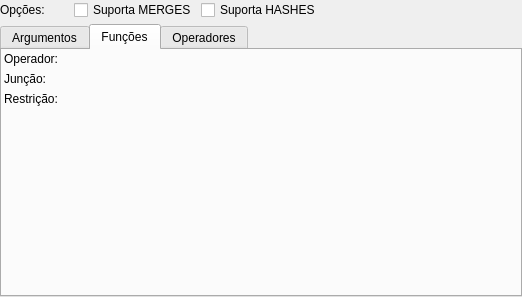
First picture: the form in pgmodeler_ui/ui/operadorwidget.ui, repository erdincay/pgmodeler-old, before the edit.
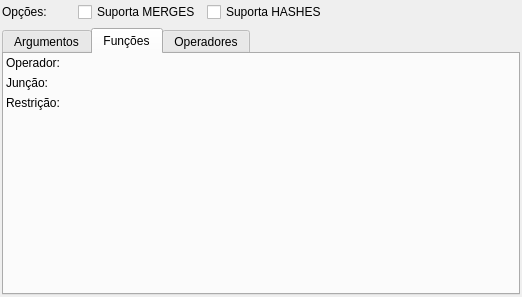
Second picture: the form after the edit. The open tabs and pages were chosen to show the change.

What changed in the file:
```diff
--- a/pgmodeler_ui/ui/operadorwidget.ui
+++ b/pgmodeler_ui/ui/operadorwidget.ui
@@ -15,10 +15,10 @@
   </property>
   <layout class="QGridLayout" name="operador_grid">
    <property name="margin">
-    <number>0</number>
+    <number>2</number>
    </property>
    <property name="spacing">
-    <number>4</number>
+    <number>6</number>
    </property>
    <item row="0" column="0">
     <widget class="QLabel" name="label_10">
@@ -78,6 +78,9 @@
        <property name="margin">
         <number>2</number>
        </property>
+       <property name="spacing">
+        <number>6</number>
+       </property>
        <item row="1" column="0">
         <widget class="QLabel" name="func_juncao_lbl">
          <property name="text">
```
Left out of the diff: 3 changed lines with no effect on the pictures.
